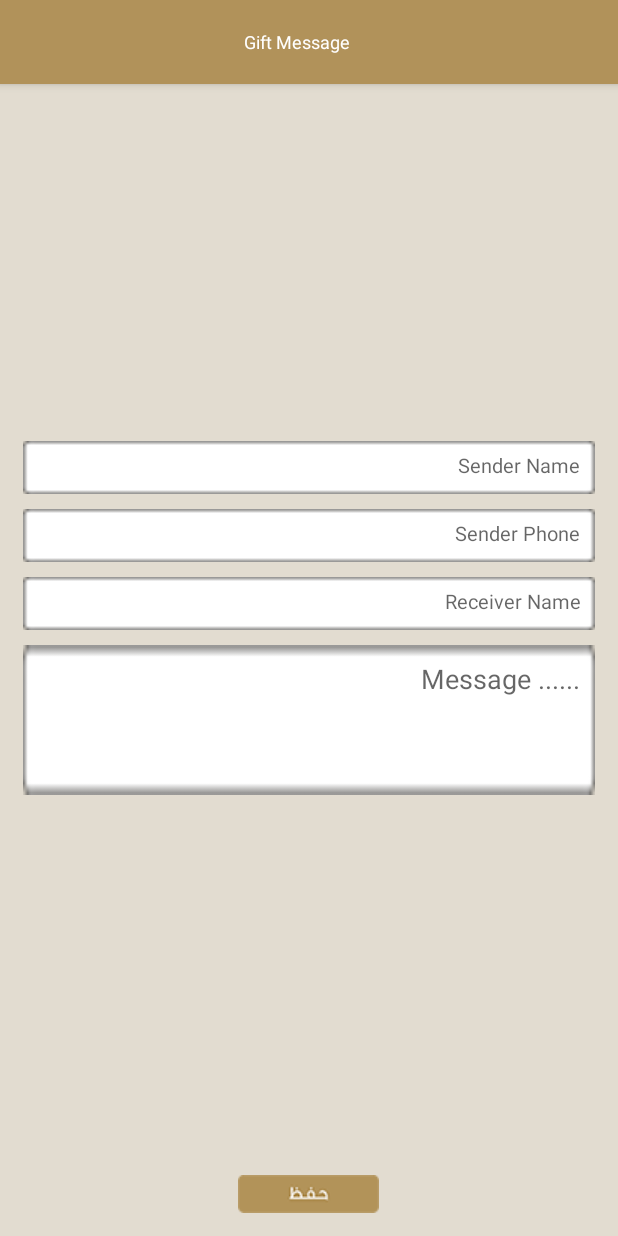
After one commit to alirabie/Sedra, an Android app: the GiftMessageScreen screen opened directly, with no data from a screen before it, on a phone screen of 412 x 824 dp. The commit adds this screen. Run offline under Robolectric (Android 15) with nearby library versions, the phone set to English and light mode, and no system bars.

Commit message:
giftmsag , deliver date screens UI

```diff
--- a/app/src/main/AndroidManifest.xml
+++ b/app/src/main/AndroidManifest.xml
@@ -52,6 +52,12 @@
         <activity
             android:name=".Activites.ContactUsScreen"
             android:theme="@style/AppTheme.NoActionBar" />
+        <activity
+            android:name=".Activites.DeliveryDateScreen"
+            android:theme="@style/AppTheme.NoActionBar" />
+        <activity
+            android:name=".Activites.GiftMessageScreen"
+            android:theme="@style/AppTheme.NoActionBar" />
     </application>
 
 </manifest>
--- /dev/null
+++ b/app/src/main/java/sedra/appsmatic/com/sedra/Activites/GiftMessageScreen.java
@@ -0,0 +1,41 @@
+package sedra.appsmatic.com.sedra.Activites;
+
+import android.os.Build;
+import android.os.Bundle;
+import android.support.v4.content.ContextCompat;
+import android.support.v7.app.AppCompatActivity;
+import android.view.View;
+import android.view.Window;
+import android.view.WindowManager;
+import android.widget.ImageView;
+import android.widget.TextView;
+
+import sedra.appsmatic.com.sedra.R;
+
+public class GiftMessageScreen extends AppCompatActivity {
+
+
+    private ImageView saveMsg;
+
+    @Override
+    protected void onCreate(Bundle savedInstanceState) {
+        overridePendingTransition(R.anim.fadein, R.anim.fadeout);
+        super.onCreate(savedInstanceState);
+        setContentView(R.layout.activity_giftmsg_screen);
+        Window window = this.getWindow();
+        window.addFlags(WindowManager.LayoutParams.FLAG_DRAWS_SYSTEM_BAR_BACKGROUNDS);
+        window.clearFlags(WindowManager.LayoutParams.FLAG_TRANSLUCENT_STATUS);
+        //Check Os Ver For Set Status Bar
+        if (Build.VERSION.SDK_INT >= Build.VERSION_CODES.LOLLIPOP) {
+            window.setStatusBarColor(ContextCompat.getColor(this, R.color.colorPrimary));
+        }
+
+
+        saveMsg=(ImageView)findViewById(R.id.gift_msg_save_btn);
+
+
+
+
+
+    }
+}
--- /dev/null
+++ b/app/src/main/res/layout-large/activity_giftmsg_screen.xml
@@ -0,0 +1,109 @@
+<?xml version="1.0" encoding="utf-8"?>
+<RelativeLayout xmlns:android="http://schemas.android.com/apk/res/android"
+    xmlns:tools="http://schemas.android.com/tools"
+    xmlns:app="http://schemas.android.com/apk/res-auto"
+    android:layout_width="match_parent"
+    android:layout_height="match_parent"
+    tools:context="sedra.appsmatic.com.sedra.Activites.SignInScreen"
+    android:background="#e2dcd0">
+    <android.support.design.widget.AppBarLayout
+        android:layout_width="match_parent"
+        android:layout_height="wrap_content"
+        android:id="@+id/view">
+        <android.support.v7.widget.Toolbar
+            android:id="@+id/login_toolbar"
+            android:layout_width="match_parent"
+            android:layout_height="?attr/actionBarSize"
+            android:background="?attr/colorPrimary"
+            app:popupTheme="@style/AppTheme.PopupOverlay">
+            <LinearLayout
+                android:layout_width="match_parent"
+                android:layout_height="match_parent">
+
+                <TextView
+                    android:layout_width="match_parent"
+                    android:layout_height="match_parent"
+                    android:id="@+id/login_tb_title"
+                    android:text="@string/giftmsg"
+                    android:textColor="#ffffff"
+                    android:textSize="20dp"
+                    android:gravity="center"
+                    android:padding="5dp" />
+            </LinearLayout>
+        </android.support.v7.widget.Toolbar>
+    </android.support.design.widget.AppBarLayout>
+
+    <LinearLayout
+        android:orientation="vertical"
+        android:layout_width="match_parent"
+        android:layout_height="wrap_content"
+        android:layout_centerVertical="true"
+        android:layout_centerHorizontal="true"
+        android:padding="15dp">
+
+        <EditText
+            android:layout_width="match_parent"
+            android:layout_height="50dp"
+            android:inputType="textPersonName"
+            android:ems="10"
+            android:id="@+id/gift_msg_name_input"
+            android:background="@drawable/inputbar"
+            android:padding="10dp"
+            android:textAlignment="viewStart"
+            android:gravity="start"
+            android:hint="@string/sendername"
+            android:textSize="18dp" />
+
+        <EditText
+            android:layout_width="match_parent"
+            android:layout_height="50dp"
+            android:inputType="textEmailAddress"
+            android:ems="10"
+            android:id="@+id/gift_msg_email_input"
+            android:background="@drawable/inputbar"
+            android:padding="10dp"
+            android:layout_marginTop="10dp"
+            android:textAlignment="viewStart"
+            android:gravity="start"
+            android:hint="@string/senderphone"
+            android:textSize="18dp" />
+
+        <EditText
+            android:layout_width="match_parent"
+            android:layout_height="50dp"
+            android:ems="10"
+            android:id="@+id/gift_msg_phone_input"
+            android:background="@drawable/inputbar"
+            android:padding="10dp"
+            android:layout_marginTop="10dp"
+            android:textAlignment="viewStart"
+            android:gravity="start"
+            android:hint="@string/recivername"
+            android:textSize="18dp"
+            android:inputType="textPersonName" />
+
+        <EditText
+            android:layout_width="match_parent"
+            android:layout_height="150dp"
+            android:inputType="textMultiLine"
+            android:ems="10"
+            android:id="@+id/gift_msg_message_input"
+            android:background="@drawable/inputbar"
+            android:padding="10dp"
+            android:layout_marginTop="10dp"
+            android:textAlignment="viewStart"
+            android:gravity="start"
+            android:hint="@string/msg"
+            android:textSize="18dp" />
+    </LinearLayout>
+
+    <ImageView
+        android:layout_width="wrap_content"
+        android:layout_height="wrap_content"
+        android:id="@+id/gift_msg_save_btn"
+        android:layout_alignParentBottom="true"
+        android:layout_centerHorizontal="true"
+        android:src="@drawable/savebtn"
+        android:padding="20dp" />
+
+</RelativeLayout>
--- /dev/null
+++ b/app/src/main/res/layout-xlarge/activity_giftmsg_screen.xml
@@ -0,0 +1,109 @@
+<?xml version="1.0" encoding="utf-8"?>
+<RelativeLayout xmlns:android="http://schemas.android.com/apk/res/android"
+    xmlns:tools="http://schemas.android.com/tools"
+    xmlns:app="http://schemas.android.com/apk/res-auto"
+    android:layout_width="match_parent"
+    android:layout_height="match_parent"
+    tools:context="sedra.appsmatic.com.sedra.Activites.SignInScreen"
+    android:background="#e2dcd0">
+    <android.support.design.widget.AppBarLayout
+        android:layout_width="match_parent"
+        android:layout_height="wrap_content"
+        android:id="@+id/view">
+        <android.support.v7.widget.Toolbar
+            android:id="@+id/login_toolbar"
+            android:layout_width="match_parent"
+            android:layout_height="?attr/actionBarSize"
+            android:background="?attr/colorPrimary"
+            app:popupTheme="@style/AppTheme.PopupOverlay">
+            <LinearLayout
+                android:layout_width="match_parent"
+                android:layout_height="match_parent">
+
+                <TextView
+                    android:layout_width="match_parent"
+                    android:layout_height="match_parent"
+                    android:id="@+id/login_tb_title"
+                    android:text="@string/giftmsg"
+                    android:textColor="#ffffff"
+                    android:textSize="25dp"
+                    android:gravity="center"
+                    android:padding="5dp" />
+            </LinearLayout>
+        </android.support.v7.widget.Toolbar>
+    </android.support.design.widget.AppBarLayout>
+
+    <LinearLayout
+        android:orientation="vertical"
+        android:layout_width="match_parent"
+        android:layout_height="wrap_content"
+        android:layout_centerVertical="true"
+        android:layout_centerHorizontal="true"
+        android:padding="15dp">
+
+        <EditText
+            android:layout_width="match_parent"
+            android:layout_height="55dp"
+            android:inputType="textPersonName"
+            android:ems="10"
+            android:id="@+id/gift_msg_name_input"
+            android:background="@drawable/inputbar"
+            android:padding="10dp"
+            android:textAlignment="viewStart"
+            android:gravity="start"
+            android:hint="@string/sendername"
+            android:textSize="20dp" />
+
+        <EditText
+            android:layout_width="match_parent"
+            android:layout_height="55dp"
+            android:inputType="textEmailAddress"
+            android:ems="10"
+            android:id="@+id/gift_msg_email_input"
+            android:background="@drawable/inputbar"
+            android:padding="10dp"
+            android:layout_marginTop="10dp"
+            android:textAlignment="viewStart"
+            android:gravity="start"
+            android:hint="@string/senderphone"
+            android:textSize="20dp" />
+
+        <EditText
+            android:layout_width="match_parent"
+            android:layout_height="55dp"
+            android:ems="10"
+            android:id="@+id/gift_msg_phone_input"
+            android:background="@drawable/inputbar"
+            android:padding="10dp"
+            android:layout_marginTop="10dp"
+            android:textAlignment="viewStart"
+            android:gravity="start"
+            android:hint="@string/recivername"
+            android:textSize="20dp"
+            android:inputType="textPersonName" />
+
+        <EditText
+            android:layout_width="match_parent"
+            android:layout_height="200dp"
+            android:inputType="textMultiLine"
+            android:ems="10"
+            android:id="@+id/gift_msg_message_input"
+            android:background="@drawable/inputbar"
+            android:padding="10dp"
+            android:layout_marginTop="10dp"
+            android:textAlignment="viewStart"
+            android:gravity="start"
+            android:hint="@string/msg"
+            android:textSize="20dp" />
+    </LinearLayout>
+
+    <ImageView
+        android:layout_width="wrap_content"
+        android:layout_height="wrap_content"
+        android:id="@+id/gift_msg_save_btn"
+        android:layout_alignParentBottom="true"
+        android:layout_centerHorizontal="true"
+        android:src="@drawable/savebtn"
+        android:padding="25dp" />
+
+</RelativeLayout>
--- /dev/null
+++ b/app/src/main/res/layout/activity_giftmsg_screen.xml
@@ -0,0 +1,108 @@
+<?xml version="1.0" encoding="utf-8"?>
+<RelativeLayout xmlns:android="http://schemas.android.com/apk/res/android"
+    xmlns:tools="http://schemas.android.com/tools"
+    xmlns:app="http://schemas.android.com/apk/res-auto"
+    android:layout_width="match_parent"
+    android:layout_height="match_parent"
+    tools:context="sedra.appsmatic.com.sedra.Activites.SignInScreen"
+    android:background="#e2dcd0">
+    <android.support.design.widget.AppBarLayout
+        android:layout_width="match_parent"
+        android:layout_height="wrap_content"
+        android:id="@+id/view">
+        <android.support.v7.widget.Toolbar
+            android:id="@+id/login_toolbar"
+            android:layout_width="match_parent"
+            android:layout_height="?attr/actionBarSize"
+            android:background="?attr/colorPrimary"
+            app:popupTheme="@style/AppTheme.PopupOverlay">
+          <LinearLayout
+              android:layout_width="match_parent"
+              android:layout_height="match_parent">
+
+              <TextView
+                  android:layout_width="match_parent"
+                  android:layout_height="match_parent"
+                  android:id="@+id/login_tb_title"
+                  android:text="@string/giftmsg"
+                  android:textColor="#ffffff"
+                  android:textSize="12dp"
+                  android:gravity="center"
+                  android:padding="5dp" />
+          </LinearLayout>
+        </android.support.v7.widget.Toolbar>
+    </android.support.design.widget.AppBarLayout>
+
+    <LinearLayout
+        android:orientation="vertical"
+        android:layout_width="match_parent"
+        android:layout_height="wrap_content"
+        android:layout_centerVertical="true"
+        android:layout_centerHorizontal="true"
+        android:padding="15dp">
+
+        <EditText
+            android:layout_width="match_parent"
+            android:layout_height="35dp"
+            android:inputType="textPersonName"
+            android:ems="10"
+            android:id="@+id/gift_msg_name_input"
+            android:background="@drawable/inputbar"
+            android:padding="10dp"
+            android:textAlignment="viewStart"
+            android:gravity="start"
+            android:hint="@string/sendername"
+            android:textSize="13dp" />
+
+        <EditText
+            android:layout_width="match_parent"
+            android:layout_height="35dp"
+            android:inputType="textEmailAddress"
+            android:ems="10"
+            android:id="@+id/gift_msg_email_input"
+            android:background="@drawable/inputbar"
+            android:padding="10dp"
+            android:layout_marginTop="10dp"
+            android:textAlignment="viewStart"
+            android:gravity="start"
+            android:hint="@string/senderphone"
+            android:textSize="13dp" />
+
+        <EditText
+            android:layout_width="match_parent"
+            android:layout_height="35dp"
+            android:ems="10"
+            android:id="@+id/gift_msg_phone_input"
+            android:background="@drawable/inputbar"
+            android:padding="10dp"
+            android:layout_marginTop="10dp"
+            android:textAlignment="viewStart"
+            android:gravity="start"
+            android:hint="@string/recivername"
+            android:textSize="13dp"
+            android:inputType="textPersonName" />
+
+        <EditText
+            android:layout_width="match_parent"
+            android:layout_height="100dp"
+            android:inputType="textMultiLine"
+            android:ems="10"
+            android:id="@+id/gift_msg_message_input"
+            android:background="@drawable/inputbar"
+            android:padding="10dp"
+            android:layout_marginTop="10dp"
+            android:textAlignment="viewStart"
+            android:gravity="start"
+            android:hint="@string/msg" />
+    </LinearLayout>
+
+    <ImageView
+        android:layout_width="wrap_content"
+        android:layout_height="wrap_content"
+        android:id="@+id/gift_msg_save_btn"
+        android:layout_alignParentBottom="true"
+        android:layout_centerHorizontal="true"
+        android:src="@drawable/savebtn"
+        android:padding="15dp" />
+
+</RelativeLayout>
--- a/app/src/main/res/values/strings.xml
+++ b/app/src/main/res/values/strings.xml
@@ -48,7 +48,13 @@
     <string name="filtercat">Category</string>
     <string name="filterbyprice">Filter By Price .....</string>
     <string name="delivertime">Deliver in same Day ....</string>
-<string name="msg">Message ......</string>
+    <string name="msg">Message ......</string>
+    <string name="datescreen">Deliver Date</string>
+    <string name="sendername">Sender Name</string>
+    <string name="senderphone">Sender Phone</string>
+    <string name="recivername">Receiver Name</string>
+    <string name="giftmsg">Gift Message</string>
+
 
     <!-- TODO: Remove or change this placeholder text -->
     <string name="hello_blank_fragment">Hello blank fragment</string>
```
Also changed, not shown: app/src/main/java/sedra/appsmatic/com/sedra/Activites/DeliveryDateScreen.java (added, +59 -0 lines), app/src/main/java/sedra/appsmatic/com/sedra/Activites/ProductInfoScreen.java (+16 -0 lines), app/src/main/res/layout-large/activity_delivery_date_screen.xml (added, +55 -0 lines), app/src/main/res/layout-xlarge/activity_delivery_date_screen.xml (added, +55 -0 lines), app/src/main/res/layout/activity_delivery_date_screen.xml (added, +55 -0 lines), 2 other files.
